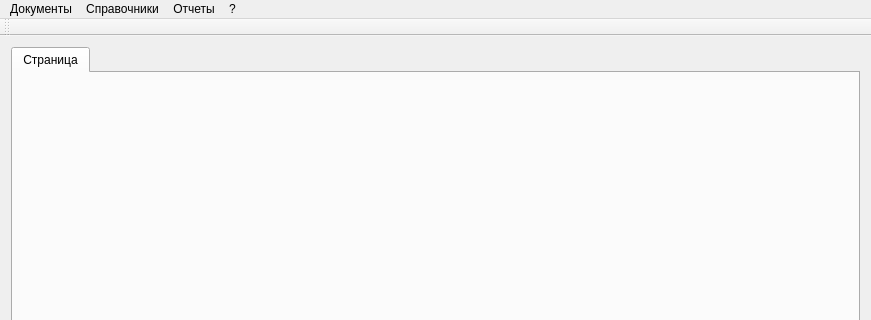
First picture: the form in NotesDSS/notesdss.ui, repository Skyrim78/NotesDSS, before the edit; both pictures show x 0 to 871 and y 0 to 320 of the 871 by 563 pixel window.
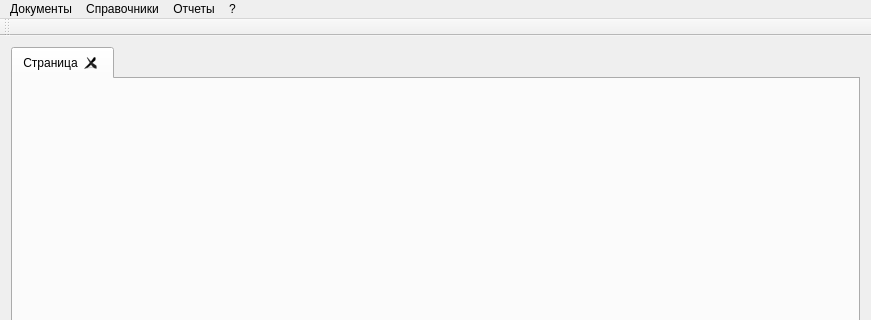
Second picture: the form after the edit.

Patch:
```diff
--- a/NotesDSS/notesdss.ui
+++ b/NotesDSS/notesdss.ui
@@ -20,6 +20,12 @@
       <property name="currentIndex">
        <number>0</number>
       </property>
+      <property name="tabsClosable">
+       <bool>true</bool>
+      </property>
+      <property name="movable">
+       <bool>true</bool>
+      </property>
       <widget class="QWidget" name="tab">
        <attribute name="title">
         <string>Страница</string>
```
Left out of the diff: 4 changed lines with no effect on the pictures.
